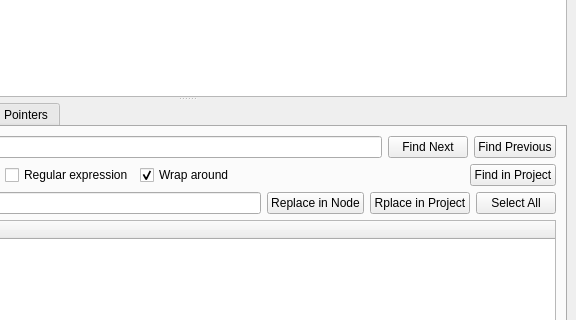
Before: the Qt Designer form core/mainwindow.ui in KmolYuan/kmol-editor, drawn with Qt 5; both pictures show x 203 to 779 and y 184 to 504 of the 779 by 688 pixel window.
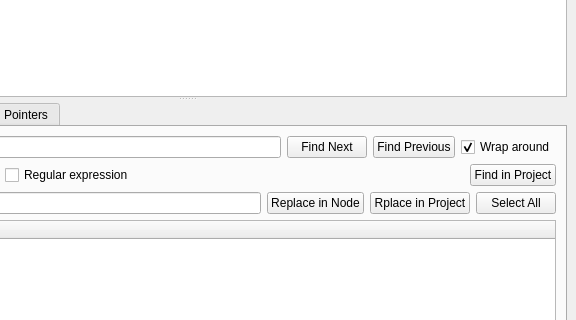
After: the same form once the commit is applied. The open tabs and pages were chosen to show the change. Icons and pictures are not drawn.

Commit message: Windows compile and UI adjustment.

Patch:
```diff
--- a/core/mainwindow.ui
+++ b/core/mainwindow.ui
@@ -166,6 +166,16 @@
               </property>
              </widget>
             </item>
+            <item>
+             <widget class="QCheckBox" name="wrap_around">
+              <property name="text">
+               <string>Wrap around</string>
+              </property>
+              <property name="checked">
+               <bool>true</bool>
+              </property>
+             </widget>
+            </item>
            </layout>
           </item>
           <item>
@@ -191,16 +201,6 @@
               </property>
              </widget>
             </item>
-            <item>
-             <widget class="QCheckBox" name="wrap_around">
-              <property name="text">
-               <string>Wrap around</string>
-              </property>
-              <property name="checked">
-               <bool>true</bool>
-              </property>
-             </widget>
-            </item>
             <item>
              <spacer name="horizontalSpacer_2">
               <property name="orientation">
```
Left out of the diff: 2 changed lines with no effect on the pictures. The commit also changes 6 other files.
